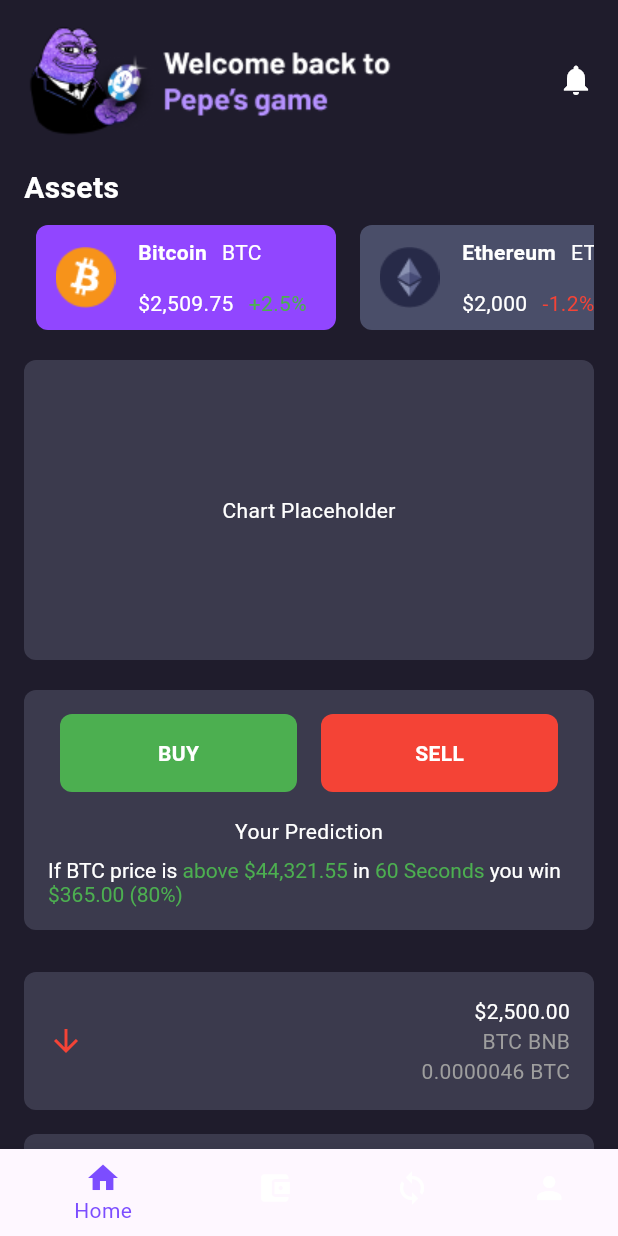
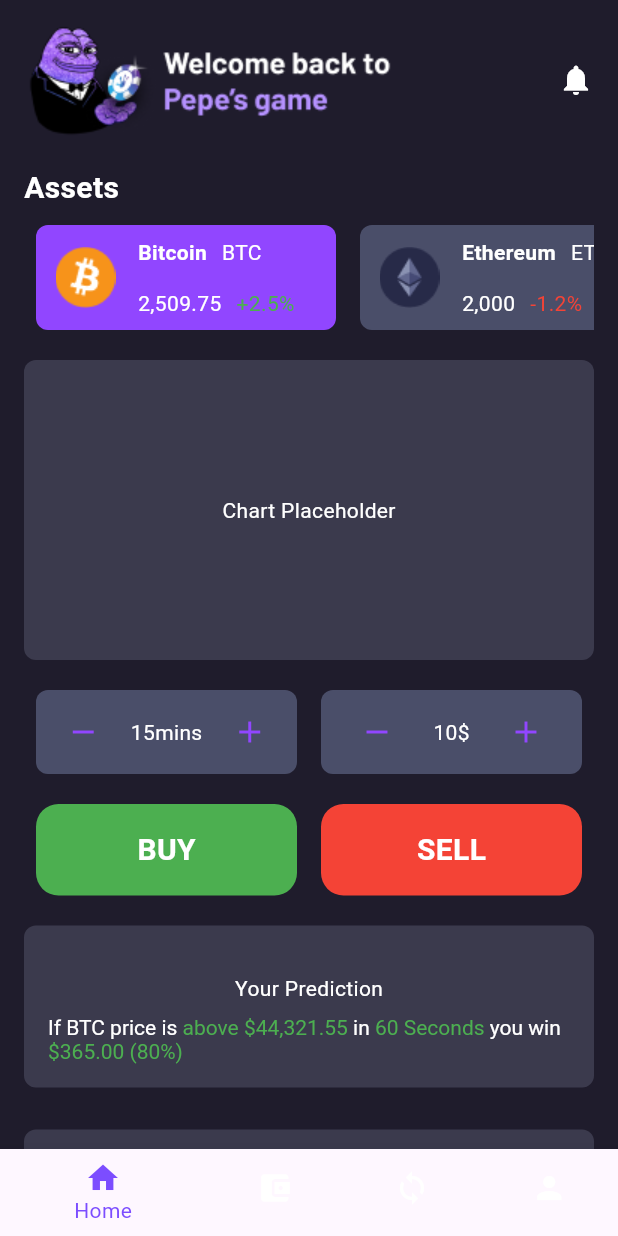
Before and after one commit to RasZarky/Pepe, a Flutter app: the screen it shows after launch, on a phone screen of 412 x 824 dp. Run offline on Flutter 3.47's test engine with Material 3 defaults, Android fonts, the light colour scheme and no system bars.

Commit message:
chart buttons and buysell buttons added

```diff
--- a/lib/home/home_page.dart
+++ b/lib/home/home_page.dart
@@ -13,7 +13,7 @@
     {
       'name': 'Bitcoin',
       'symbol': 'BTC',
-      'price': '\$2,509.75',
+      'price': '2,509.75',
       'change': '+2.5%',
       'color': Color(0xFF9146FF),
       'image': "assets/images/btc.png",
@@ -21,7 +21,7 @@
     {
       'name': 'Ethereum',
       'symbol': 'ETH',
-      'price': '\$2,000',
+      'price': '2,000',
       'change': '-1.2%',
       'color': Color(0xFF4A4E69),
       'image': "assets/images/ETH.png",
@@ -76,6 +76,26 @@
 
               SizedBox(height: 20),
               _buildChart(),
+
+              SizedBox(height: 20),
+
+              Row(
+                mainAxisAlignment: MainAxisAlignment.spaceBetween,
+                children: [
+                  _buildTimeAmountButton('15mins'),
+                  _buildTimeAmountButton('10\$'),
+                ],
+              ),
+
+              SizedBox(height: 20),
+
+              Row(
+                mainAxisAlignment: MainAxisAlignment.spaceBetween,
+                children: [
+                  _buildPredictionButton('BUY', Colors.green),
+                  _buildPredictionButton('SELL', Colors.red),
+                ],
+              ),
               SizedBox(height: 20),
               _buildPrediction(),
               SizedBox(height: 20),
@@ -140,7 +160,7 @@
 
   Widget _buildAddCard() {
     return Container(
-      width: 250,
+      width: 100,
       margin: EdgeInsets.symmetric(horizontal: 8),
       padding: const EdgeInsets.all(16),
       decoration: BoxDecoration(
@@ -179,13 +199,7 @@
       ),
       child: Column(
         children: [
-          Row(
-            mainAxisAlignment: MainAxisAlignment.spaceBetween,
-            children: [
-              _buildPredictionButton('BUY', Colors.green),
-              _buildPredictionButton('SELL', Colors.red),
-            ],
-          ),
+
           SizedBox(height: 16),
           Text(
             'Your Prediction',
@@ -209,6 +223,34 @@
     );
   }
 
+  Widget _buildTimeAmountButton(String label) {
+    return Expanded(
+      child: Container(
+        margin: EdgeInsets.symmetric(horizontal: 8),
+        padding: EdgeInsets.symmetric(vertical: 16),
+        decoration: BoxDecoration(
+          color: Color(0xFF4A4E69),
+          borderRadius: BorderRadius.circular(8),
+        ),
+        child: Center(
+          child: Row(
+            mainAxisAlignment: MainAxisAlignment.spaceBetween,
+            children: [
+              SizedBox(width: 0,),
+              Icon(Icons.remove, color: Color(0xFF9146FF),),
+              Text(
+                label,
+                style: TextStyle(color: Colors.white,),
+              ),
+              Icon(Icons.add, color: Color(0xFF9146FF)),
+              SizedBox(width: 0,),
+            ],
+          ),
+        ),
+      ),
+    );
+  }
+
   Widget _buildPredictionButton(String label, Color color) {
     return Expanded(
       child: Container(
@@ -216,12 +258,12 @@
         padding: EdgeInsets.symmetric(vertical: 16),
         decoration: BoxDecoration(
           color: color,
-          borderRadius: BorderRadius.circular(8),
+          borderRadius: BorderRadius.circular(15),
         ),
         child: Center(
           child: Text(
             label,
-            style: TextStyle(color: Colors.white, fontWeight: FontWeight.bold),
+            style: TextStyle(color: Colors.white, fontWeight: FontWeight.bold, fontSize: 20),
           ),
         ),
       ),
```
